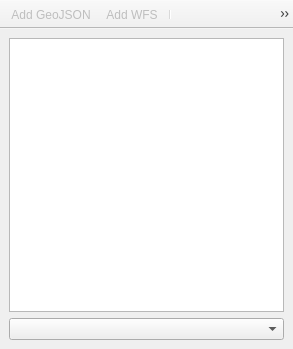
nextgis/nextgis_connect, file src/tree_panel_base.ui: the form before one commit.
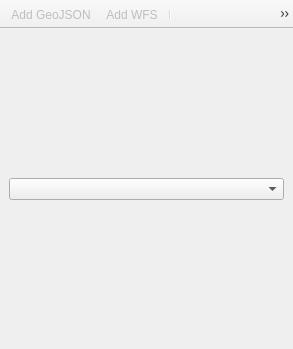
The form after the commit.

Commit message: Rename plugin. Changed ngw resources tree behavior when the model is busy. Change exception process.

```diff
--- a/src/tree_panel_base.ui
+++ b/src/tree_panel_base.ui
@@ -16,17 +16,7 @@
   <widget class="QWidget" name="centralwidget">
    <layout class="QVBoxLayout" name="verticalLayout">
     <item>
-     <widget class="QTreeView" name="trvResources">
-      <property name="contextMenuPolicy">
-       <enum>Qt::CustomContextMenu</enum>
-      </property>
-      <property name="rootIsDecorated">
-       <bool>true</bool>
-      </property>
-      <attribute name="headerVisible">
-       <bool>false</bool>
-      </attribute>
-     </widget>
+     <layout class="QVBoxLayout" name="nrw_reorces_tree_container"/>
     </item>
     <item>
      <widget class="QComboBox" name="cmbConnection"/>
```
The commit also changes 6 other files.
